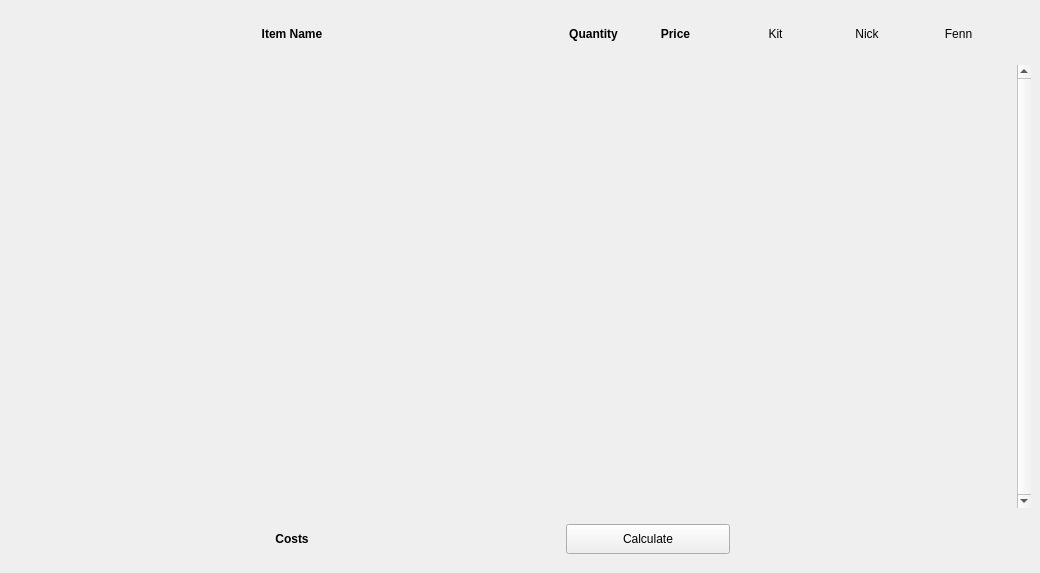
Qt form ui/mainWindow.ui (fennkm/Reciept-Manager) before a commit.
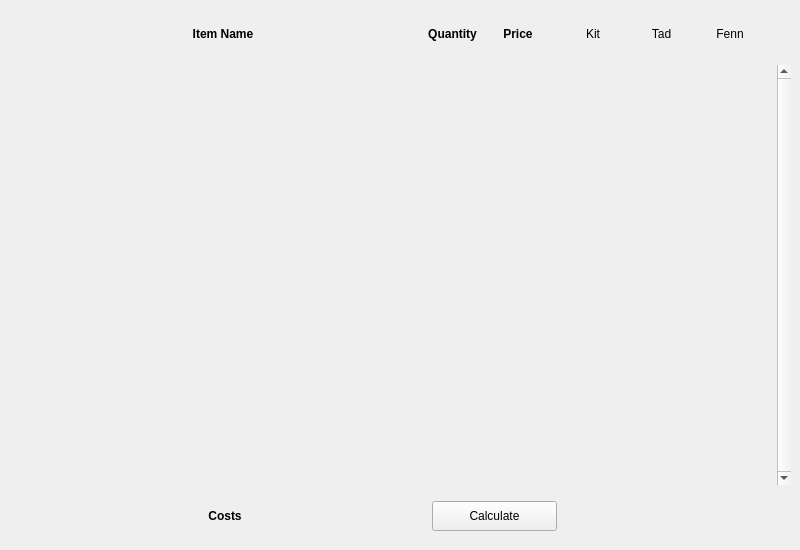
The same form after that commit.

The edit to the form file:
```diff
--- a/ui/mainWindow.ui
+++ b/ui/mainWindow.ui
@@ -6,8 +6,8 @@
    <rect>
     <x>0</x>
     <y>0</y>
-    <width>1040</width>
-    <height>573</height>
+    <width>800</width>
+    <height>550</height>
    </rect>
   </property>
   <property name="windowTitle">
@@ -142,7 +142,7 @@
           <item>
            <widget class="QLabel" name="label_3">
             <property name="text">
-             <string>Nick</string>
+             <string>Tad</string>
             </property>
             <property name="alignment">
              <set>Qt::AlignCenter</set>
```
